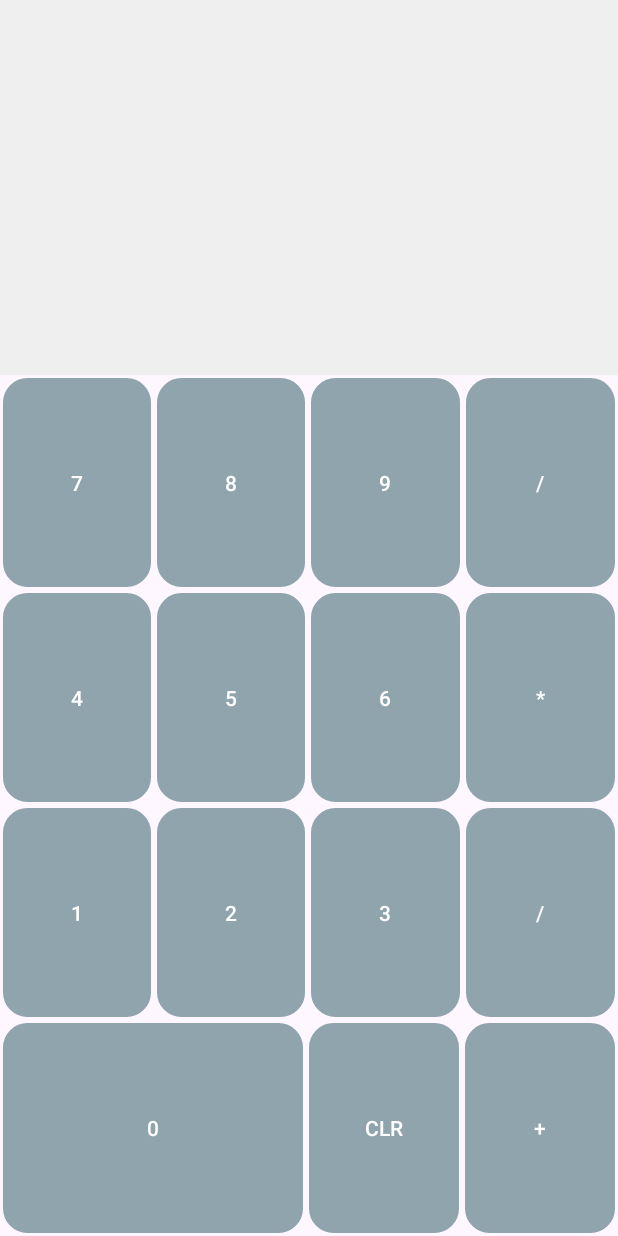
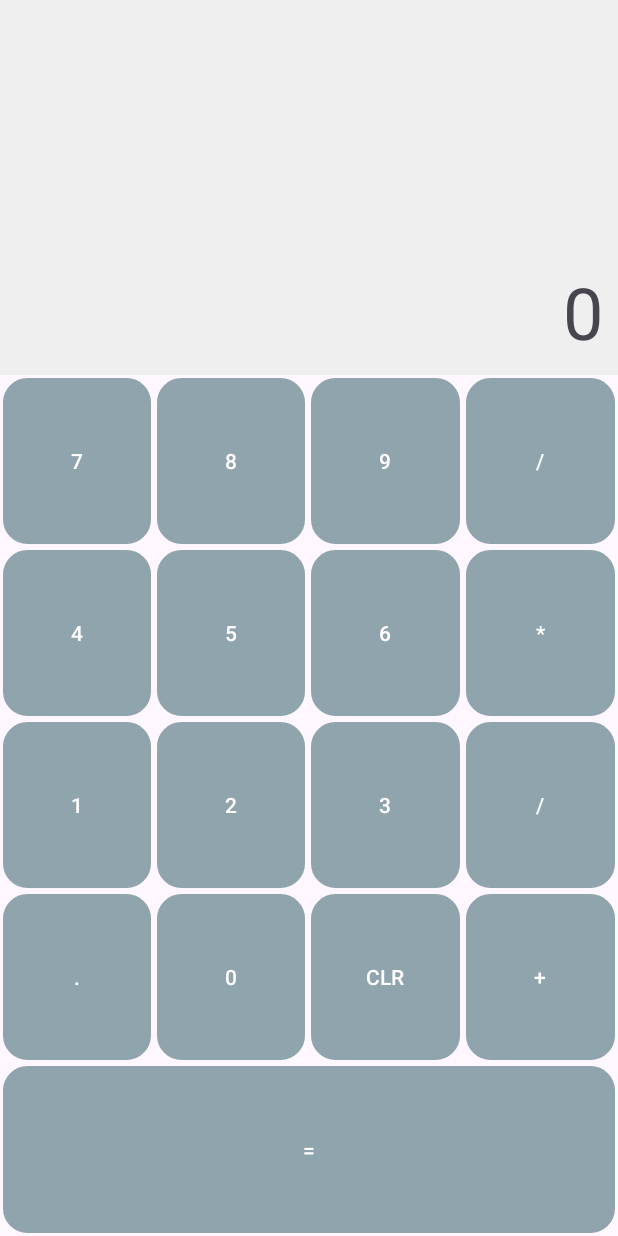
Before and after one commit to Lee-IDLE/study_Ktlin, an Android app: the screen it shows after launch (MainActivity), after a tap on "CLR", on a phone screen of 412 x 824 dp. Run offline under Robolectric (Android 15) with nearby library versions, the phone set to English and light mode, and no system bars.

Commit message:
Udemi_Calculator_Upload

```diff
--- a/app/src/main/java/eu/tutorials/mycalculator/MainActivity.kt
+++ b/app/src/main/java/eu/tutorials/mycalculator/MainActivity.kt
@@ -9,7 +9,9 @@ import android.widget.Toast
 
 class MainActivity : AppCompatActivity() {
     private var tvInput: TextView? = null;
-
+    var lastNumeric: Boolean = false;
+    var lastDot : Boolean = false;
+    var inputedDot : Boolean = false;
     override fun onCreate(savedInstanceState: Bundle?) {
         super.onCreate(savedInstanceState)
         setContentView(R.layout.activity_main)
@@ -20,9 +22,22 @@ class MainActivity : AppCompatActivity() {
     fun onDigit(view: View){
         //Toast.makeText(this,"뭐라고?", Toast.LENGTH_SHORT).show()
         tvInput?.append((view as Button).text)
+        lastNumeric = true
     }
 
     fun onClear(view: View){
-        tvInput?.text = ""
+        tvInput?.text = "0"
+        lastNumeric = true
+        lastDot = false
+        inputedDot = false
+    }
+
+    fun onDecimalPoint(view: View){
+        if(lastNumeric == true && !lastDot && !inputedDot){
+            tvInput?.append(".")
+            lastNumeric == false
+            lastDot = true
+            inputedDot = true
+        }
     }
 }
--- a/app/src/main/res/layout/activity_main.xml
+++ b/app/src/main/res/layout/activity_main.xml
@@ -182,10 +182,21 @@
         >
 
         <Button
+            android:id="@+id/btnDot"
+            android:layout_width="0dp"
+            android:layout_height="match_parent"
+            android:layout_weight="1"
+            android:layout_margin="2dp"
+            android:text="."
+            android:onClick="onDecimalPoint"
+            android:background="@drawable/radius"
+            />
+
+        <Button
             android:id="@+id/btnZero"
             android:layout_width="0dp"
             android:layout_height="match_parent"
-            android:layout_weight="2"
+            android:layout_weight="1"
             android:layout_margin="2dp"
             android:text="@string/_0"
             android:onClick="onDigit"
@@ -218,8 +229,19 @@
 
     <LinearLayout
         android:layout_width="match_parent"
-        android:layout_height="wrap_content">
-
+        android:layout_height="wrap_content"
+        android:orientation="horizontal"
+        android:layout_weight="1">
+        <Button
+            android:id="@+id/btnEqual"
+            android:layout_width="0dp"
+            android:layout_height="match_parent"
+            android:layout_weight="1"
+            android:layout_margin="2dp"
+            android:text="="
+            android:onClick="onDigit"
+            android:background="@drawable/radius"
+            />
     </LinearLayout>
 
 </LinearLayout>
```
